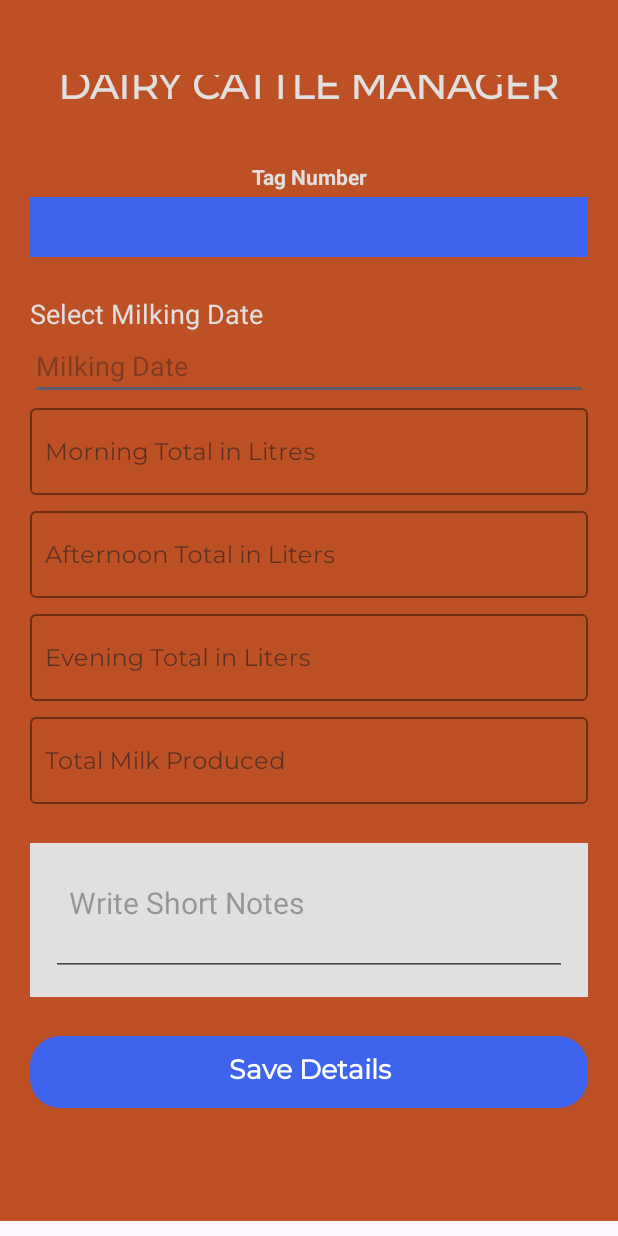
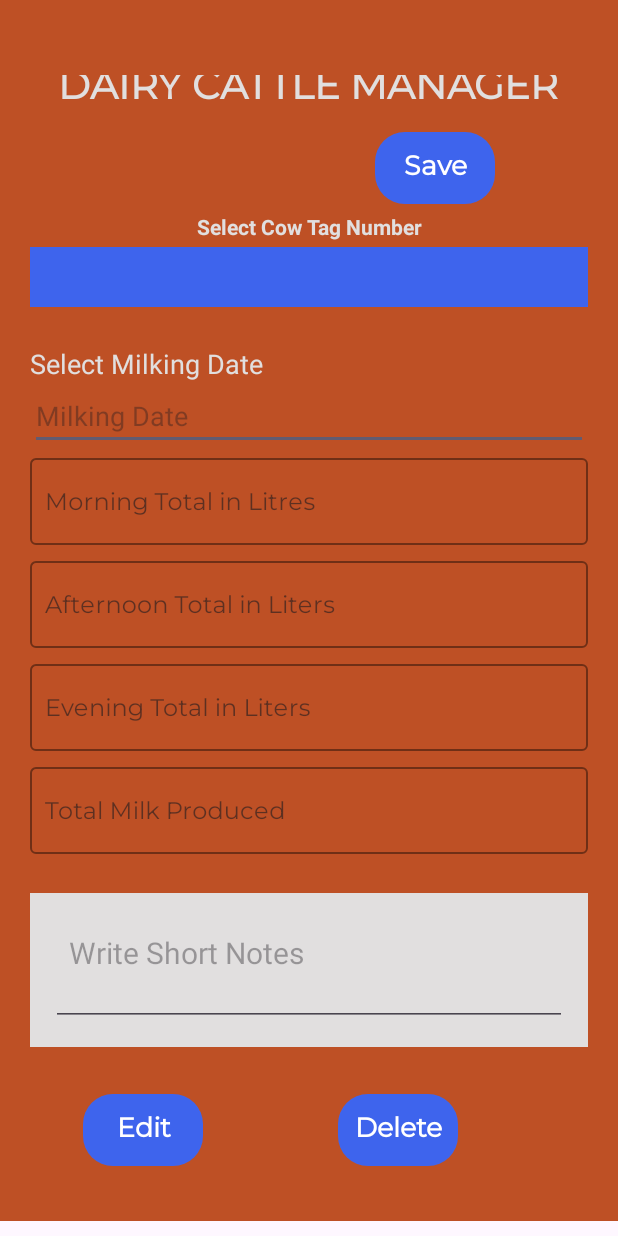
Before and after one commit to elvismuturi123/Elvis-Dairy-Cattle-Project, an Android app: the Milk_details screen opened directly, with no data from a screen before it, on a phone screen of 412 x 824 dp. Run offline under Robolectric (Android 15) with nearby library versions, the phone set to English and light mode, and no system bars; our stand-ins replace Firebase (no records; nobody signed in at launch, a user with empty details on screens opened directly); Roboto replaces fonts that are not available here.

Commit message:
Project 4th change

```diff
--- a/app/src/main/java/com/example/dairyproject/Activities/Milk_details.java
+++ b/app/src/main/java/com/example/dairyproject/Activities/Milk_details.java
@@ -3,6 +3,7 @@ package com.example.dairyproject.Activities;
 import androidx.annotation.NonNull;
 import androidx.annotation.Nullable;
 import androidx.appcompat.app.AppCompatActivity;
+import androidx.appcompat.widget.AppCompatButton;
 
 import android.app.DatePickerDialog;
 import android.graphics.Color;
@@ -45,11 +46,12 @@ public class Milk_details extends AppCompatActivity {
     EditText total_cMilk;
     EditText milk_cNotes;
     Button save_Records;
+    AppCompatButton edit_Records;
+    AppCompatButton delete_Records;
 DatabaseReference milkDbRef;
 
 private Spinner cattleselectSpinner;
 private String selectedCattleId;
-
     @Override
     protected void onCreate(Bundle savedInstanceState) {
         super.onCreate(savedInstanceState);
@@ -64,6 +66,10 @@ private String selectedCattleId;
     milk_cNotes = findViewById(R.id.Milk_notes_id);
     save_Records = findViewById(R.id.save_mButton);
     cattleselectSpinner = findViewById(R.id.cattleSelectSpinner);
+    delete_Records = findViewById(R.id.delete_Button);
+    edit_Records = findViewById(R.id.edit_mButton);
+
+
     milkDbRef = FirebaseDatabase.getInstance().getReference().child("Milk_Details");
 
         fetchCattleData();
@@ -91,7 +97,6 @@ private String selectedCattleId;
                     eveningValue = Double.parseDouble(evening_cTotal.getText().toString());
 
                 } catch (NumberFormatException e){
-                    Toolbox.showToast(Milk_details.this, "Invalid Input");
                     //  To handle invalid input if needed
                 }
                 double totalMilk = morningValue + afternoonValue + eveningValue;
@@ -133,6 +138,7 @@ new_milk_record.setValue(new_milkRec, new DatabaseReference.CompletionListener()
     }
 });
     });
+
 
 // Date picker dialog -------
         Calendar calendar = Calendar.getInstance();
--- a/app/src/main/java/com/example/dairyproject/Adapters/MilkAdapter.java
+++ b/app/src/main/java/com/example/dairyproject/Adapters/MilkAdapter.java
@@ -36,7 +36,7 @@ public class MilkAdapter extends RecyclerView.Adapter<MilkAdapter.MyViewHolder>
     public void onBindViewHolder(@NonNull MyViewHolder holder, int position) {
         Milk milk =retrievedMilkArraylist.get(position);
         holder.milkDate.setText(milk.getMilking_Date());
-        holder.milkMorningTotal.setText(milk.getMorning_Total());
+        holder.cowIdentifier.setText(milk.getCattleIdentifier());
         holder.milkAllTotal.setText(milk.getMilk_Total());
         String milkgDayId = milk.getMilkDay_id();
 
@@ -53,12 +53,12 @@ public class MilkAdapter extends RecyclerView.Adapter<MilkAdapter.MyViewHolder>
     }
     public  static  class  MyViewHolder extends RecyclerView.ViewHolder{
 
-        TextView milkDate,milkMorningTotal,milkAllTotal;
+        TextView milkDate,cowIdentifier,milkAllTotal;
 
         public MyViewHolder(@NonNull View itemView) {
             super(itemView);
             milkDate =itemView.findViewById(R.id.disp_milkingDate);
-            milkMorningTotal =itemView.findViewById(R.id.disp_morningTotal);
+            cowIdentifier =itemView.findViewById(R.id.disp_TagNumber);
             milkAllTotal =itemView.findViewById(R.id.disp_milkTotal);
         }
     }
--- a/app/src/main/res/layout/activity_milk_details.xml
+++ b/app/src/main/res/layout/activity_milk_details.xml
@@ -32,11 +32,36 @@
             android:layout_marginBottom="10dp"
             />
 
+        <LinearLayout
+            android:layout_width="wrap_content"
+            android:layout_height="wrap_content"
+            android:orientation="horizontal"
+            android:layout_marginStart="230dp"
+
+            >
+
+            <androidx.appcompat.widget.AppCompatButton
+                android:layout_width="80dp"
+                android:layout_height="wrap_content"
+                android:id="@+id/save_mButton"
+                android:layout_marginTop="0dp"
+                android:layout_gravity="end"
+                android:text="Save"
+                android:textColor="@color/white"
+                android:textSize="18sp"
+                android:textStyle="bold"
+                android:fontFamily="@font/montserrat"
+                android:textAllCaps="false"
+                android:background="@drawable/style_custombtn1"
+                />
+
+        </LinearLayout>
+
         <TextView
             android:layout_width="match_parent"
             android:layout_height="wrap_content"
-            android:text="Tag Number"
-            android:layout_marginTop="20dp"
+            android:text="Select Cow Tag Number"
+            android:layout_marginTop="5dp"
             android:layout_marginBottom="4dp"
             android:textColor="@color/dwhite"
             android:gravity="center_horizontal"
@@ -47,7 +72,6 @@
             android:layout_width="match_parent"
             android:layout_height="40dp"
             android:background="@color/dblue"
-
             />
 
          <LinearLayout
@@ -76,15 +100,6 @@
             android:textColor="@color/dblue"
             android:hint="Milking Date"
             android:inputType="date" />
-
-
-
-
-
-
-
-
-
 
 
         <com.google.android.material.textfield.TextInputLayout
@@ -117,8 +132,6 @@
         </com.google.android.material.textfield.TextInputLayout>
 
 
-
-
         <com.google.android.material.textfield.TextInputLayout
             style="@style/Widget.MaterialComponents.TextInputLayout.OutlinedBox"
             android:layout_width="match_parent"
@@ -147,11 +160,6 @@
                 android:textColorHint="@color/dblue" />
 
         </com.google.android.material.textfield.TextInputLayout>
-
-
-
-
-
 
 
         <com.google.android.material.textfield.TextInputLayout
@@ -184,12 +192,6 @@
         </com.google.android.material.textfield.TextInputLayout>
 
 
-
-
-
-
-
-
         <com.google.android.material.textfield.TextInputLayout
             style="@style/Widget.MaterialComponents.TextInputLayout.OutlinedBox"
             android:layout_width="match_parent"
@@ -218,20 +220,6 @@
         </com.google.android.material.textfield.TextInputLayout>
 
 
-
-
-
-
-
-
-
-
-
-
-
-
-
-
         <LinearLayout
             android:layout_width="match_parent"
             android:layout_height="wrap_content"
@@ -240,7 +228,6 @@
             android:layout_marginVertical="26dp"
             android:backgroundTint="@color/dwhite"
             android:background="@color/dwhite"
-
             >
 
             <EditText
@@ -257,32 +244,44 @@
                 android:textColor="@color/dblue"/>
         </LinearLayout>
 
-        <androidx.appcompat.widget.AppCompatButton
+             <LinearLayout
                  android:layout_width="match_parent"
                  android:layout_height="wrap_content"
-            android:id="@+id/save_mButton"
-            android:layout_marginTop="0dp"
+                 android:padding="5dp"
+                 >
+
+
+             <androidx.appcompat.widget.AppCompatButton
+                 android:layout_width="80dp"
+                 android:layout_height="wrap_content"
+                 android:id="@+id/edit_mButton"
                  android:layout_gravity="center_horizontal"
-            android:text="Save Details"
+                 android:layout_marginStart="30dp"
+                 layout_gravity="start"
+                 android:background="@drawable/style_custombtn1"
+                 android:fontFamily="@font/montserrat"
+                 android:text="Edit"
+                 android:textAllCaps="false"
                  android:textColor="@color/white"
                  android:textSize="18sp"
-            android:textStyle="bold"
+                 android:textStyle="bold" />
+
+                 <androidx.appcompat.widget.AppCompatButton
+                     android:layout_width="80dp"
+                     android:layout_height="wrap_content"
+                     android:id="@+id/delete_Button"
+                     android:layout_marginStart="90dp"
+                     android:background="@drawable/style_custombtn1"
                      android:fontFamily="@font/montserrat"
+                     android:text="Delete"
                      android:textAllCaps="false"
-            android:background="@drawable/style_custombtn1"
-            />
-
+                     android:textColor="@color/white"
+                     android:textSize="18sp"
+                     android:textStyle="bold" />
 
              </LinearLayout>
 
-
-
-
-
-
-
-
-
+         </LinearLayout>
 
         <LinearLayout
             android:layout_width="match_parent"
@@ -290,8 +289,6 @@
             android:layout_marginTop="10dp"
             android:orientation="horizontal">
 
-
-
         </LinearLayout>
 
 
--- a/app/src/main/res/layout/layout_display_item_milk.xml
+++ b/app/src/main/res/layout/layout_display_item_milk.xml
@@ -23,7 +23,6 @@
             android:orientation="vertical"
             android:padding="10dp"
             >
-
             <LinearLayout
                 android:layout_width="match_parent"
                 android:layout_height="wrap_content"
@@ -31,23 +30,20 @@
                 android:gravity="center_horizontal"
                 android:background="@color/Dorminant_1"
                 >
-
                 <TextView
                     android:layout_width="wrap_content"
                     android:layout_height="wrap_content"
                     android:textColor="@color/dwhite"
-                    android:text="Date"
+                    android:text="Tag Number"
                     />
-
                 <TextView
                     android:layout_width="wrap_content"
                     android:layout_height="wrap_content"
-                    android:id="@+id/disp_milkingDate"
+                    android:id="@+id/disp_TagNumber"
                     android:textColor="@color/dwhite"
                     android:layout_marginStart="10dp"
                     android:text="  "
                     />
-
             </LinearLayout>
 
             <LinearLayout
@@ -56,22 +52,18 @@
                 android:orientation="horizontal"
                 android:layout_marginTop="10dp"
                 >
-
                 <TextView
                     android:layout_width="wrap_content"
                     android:layout_height="wrap_content"
-                    android:text="Morning Total:"
+                    android:text="Date :"
                     />
-
                 <TextView
                     android:layout_width="wrap_content"
                     android:layout_height="wrap_content"
-                    android:id="@+id/disp_morningTotal"
+                    android:id="@+id/disp_milkingDate"
                     android:layout_marginStart="10dp"
                     android:text="  "
                     />
-
-
             </LinearLayout>
 
             <LinearLayout
@@ -80,13 +72,11 @@
                 android:orientation="horizontal"
                 android:layout_marginTop="10dp"
                 >
-
                 <TextView
                     android:layout_width="wrap_content"
                     android:layout_height="wrap_content"
                     android:text="Milk Total:"
                     />
-
                 <TextView
                     android:layout_width="wrap_content"
                     android:layout_height="wrap_content"
@@ -94,7 +84,6 @@
                     android:layout_marginStart="10dp"
                     android:text="  "
                     />
-
             </LinearLayout>
 
         </LinearLayout>
```
Lines whose indentation alone changed are shown as unchanged.
